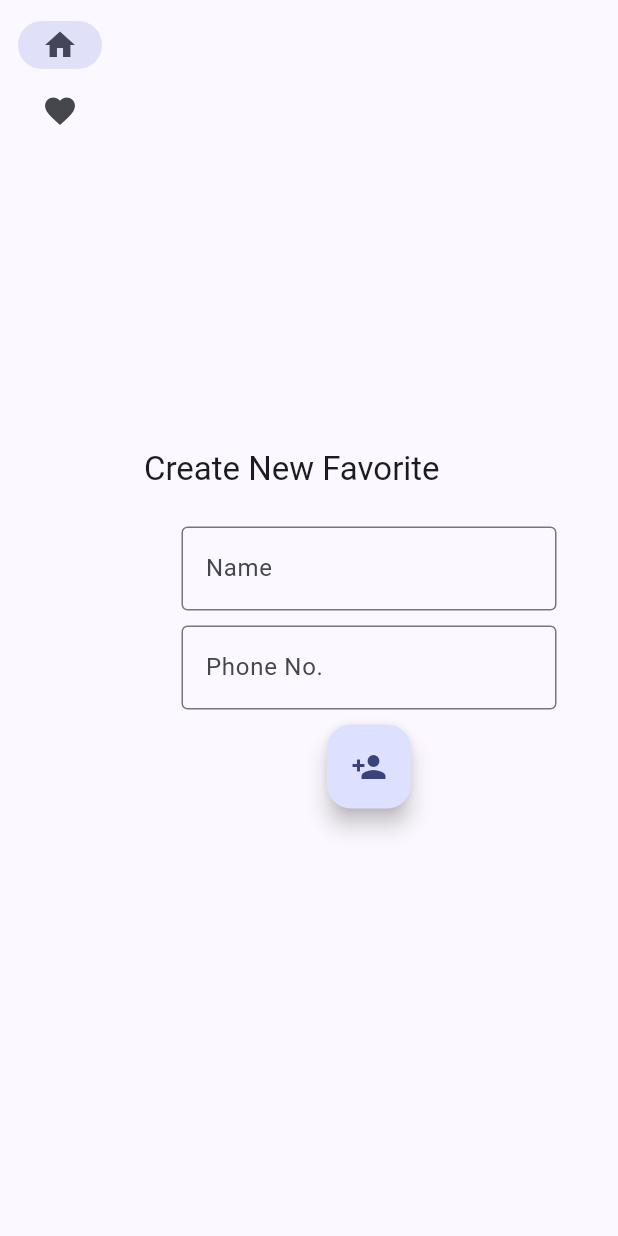
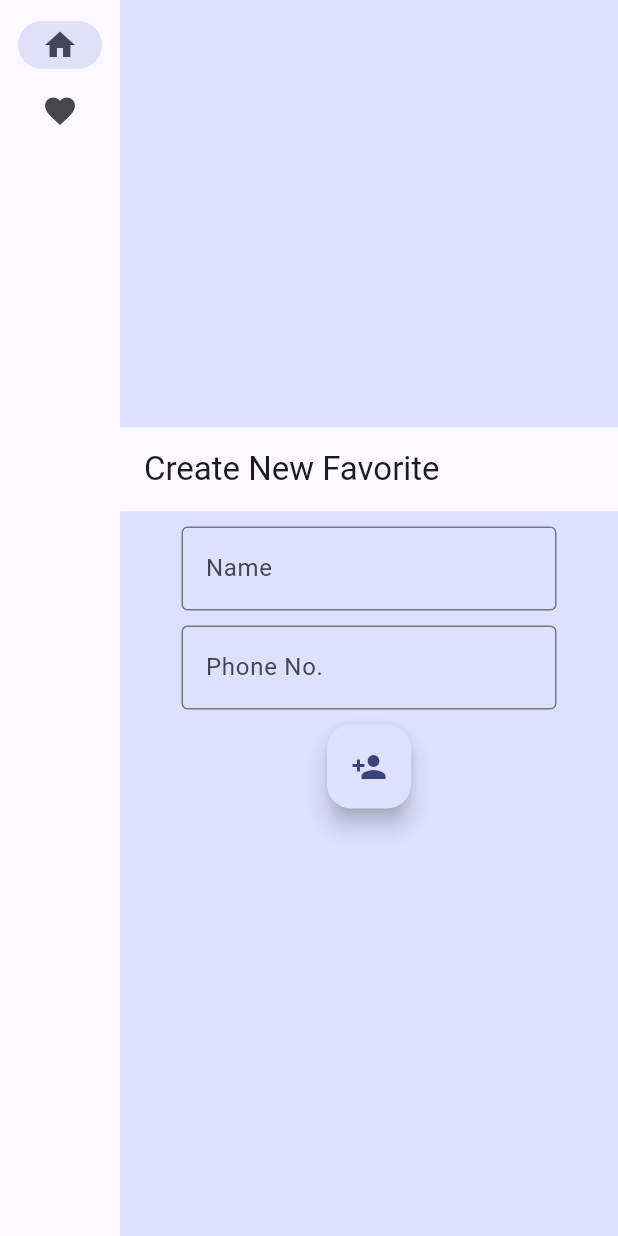
Before and after one commit to tinvaan/navidart, a Flutter app: the Create screen opened by its route, on a phone screen of 412 x 824 dp. Run offline on Flutter 3.47's test engine with Material 3 defaults, Android fonts, the phone set to English and light mode, and no system bars; our stand-ins replace go_router, shared_preferences; accounts and stored records are empty.

Commit message:
More in-line widgets

```diff
--- a/lib/pages/favorites.dart
+++ /dev/null
@@ -1,82 +0,0 @@
-
-import 'dart:async';
-
-import 'package:flutter/material.dart';
-import 'package:shared_preferences/shared_preferences.dart';
-
-import '../widgets/canvas.dart';
-import '../widgets/navbar.dart';
-import '../widgets/favorites/add.dart' show AddFavorites;
-import '../widgets/favorites/show.dart' show ShowFavorites;
-import '../widgets/favorites/empty.dart' show EmptyFavorites;
-
-
-/// Stateful widgets
-class Create extends StatefulWidget {
-  final String? name;
-  final String? phone;
-
-  // ctor
-  Create({super.key, this.name, this.phone});
-
-  @override
-  State<Create> createState() => _CreateState();
-}
-
-class Display extends StatefulWidget {
-  @override
-  State<Display> createState() => _DisplayState();
-}
-
-
-/// Stateful widget states
-class _CreateState extends State<Create> {
-  List<String> favorites = [];
-
-  @override
-  void initState() {
-    super.initState();
-    load();
-  }
-
-  @override
-  Widget build(BuildContext context) {
-    return LayoutBuilder(builder: (BuildContext ctx, BoxConstraints constraints) {
-      return Scaffold(body: Row(children: [SafeArea(child: Navbar(constraints: constraints,)),
-                                           Expanded(child: Canvas(page: AddFavorites(name: widget.name, phone: widget.phone)))]));
-    });
-  }
-
-  Future<void> load() async {
-    final SharedPreferences prefs = await SharedPreferences.getInstance();
-    setState(() {
-      favorites = prefs.getStringList('favorites') ?? [];
-    });
-  }
-}
-
-class _DisplayState extends State<Display> {
-  List<String> favorites = [];
-
-  @override
-  void initState() {
-    super.initState();
-    load();
-  }
-
-  @override
-  Widget build(BuildContext context) {
-    Widget page = favorites.isEmpty ? EmptyFavorites() : ShowFavorites();
-    return LayoutBuilder(builder: (BuildContext ctx, BoxConstraints constraints) {
-      return Scaffold(body: Row(children: [SafeArea(child: Navbar(constraints: constraints,)),
-                                           Expanded(child: Canvas(page: page))]));
-    });
-  }
-
-  Future<void> load() async {
-    final SharedPreferences prefs = await SharedPreferences.getInstance();
-    setState(() {
-      favorites = prefs.getStringList('favorites') ?? [];
-    });
-  }
-}
--- /dev/null
+++ b/lib/pages/favorites/create.dart
@@ -0,0 +1,56 @@
+
+import 'package:flutter/material.dart';
+
+import './store.dart';
+import '../../widgets/canvas.dart';
+import '../../widgets/navbar.dart';
+
+
+class Create extends StatefulWidget {
+  final String? name;
+  final String? phone;
+  final Store favorites = Store();
+
+  Create({super.key, this.name, this.phone});   // ctor
+
+  @override
+  State<Create> createState() => _CreateState();
+}
+
+class _CreateState extends State<Create> {
+  @override
+  Widget build(BuildContext context) {
+    final TextEditingController nameCtrl = TextEditingController();
+    final TextEditingController phoneCtrl = TextEditingController();
+
+    return LayoutBuilder(builder: (BuildContext ctx, BoxConstraints constraints) {
+      return Scaffold(body: Row(children: [
+        SafeArea(child: Navbar(constraints: constraints,)),
+        Expanded(child: Canvas(
+          page: Center(
+            child: Column(
+            mainAxisSize: MainAxisSize.min,
+            children: [
+              AppBar(title: Text("Create New Favorite")),
+              SizedBox(height: 10),
+              SizedBox(
+                width: 250,
+                child: TextField(controller: nameCtrl, decoration: InputDecoration(border: OutlineInputBorder(), label: Text("Name")),)
+              ),
+              SizedBox(height: 10),
+              SizedBox(
+                width: 250,
+                child: TextField(controller: phoneCtrl, decoration: InputDecoration(border: OutlineInputBorder(), label: Text("Phone No.")),)
+              ),
+              SizedBox(height: 10),
+              FloatingActionButton(
+                tooltip: 'Please enter name and phone number',
+                child: Icon(Icons.person_add),
+                onPressed: () => widget.favorites.append(nameCtrl.text, phoneCtrl.text),
+              )
+            ])
+          )))
+      ]));
+    });
+  }
+}
--- a/lib/pages/routes.dart
+++ b/lib/pages/routes.dart
@@ -2,7 +2,8 @@
 import 'package:go_router/go_router.dart';
 
 import '../pages/index.dart';
-import '../pages/favorites.dart' as favorites;
+import '../pages/favorites/create.dart';
+import '../pages/favorites/display.dart';
 
 
 final appRouter = GoRouter(
@@ -10,9 +11,9 @@ final appRouter = GoRouter(
   debugLogDiagnostics: true,
   routes: [
     GoRoute(path: '/', builder: (context, state) => Index()),
-    GoRoute(path: '/favorites', builder: (context, state) => favorites.Display()),
+    GoRoute(path: '/favorites', builder: (context, state) => Display()),
     GoRoute(path: '/favorites/add',
-            builder: (context, state) => favorites.Create(name: state.uri.queryParameters['name'],
-                                                          phone: state.uri.queryParameters['phone']))
+            builder: (context, state) => Create(name: state.uri.queryParameters['name'],
+                                                phone: state.uri.queryParameters['phone']))
   ]
 );
--- a/lib/widgets/favorites/add.dart
+++ /dev/null
@@ -1,80 +0,0 @@
-
-import 'package:flutter/material.dart';
-import 'package:shared_preferences/shared_preferences.dart';
-
-import '../../utils.dart';
-import '../../pages/favorites.dart' show Display;
-
-
-/// Add a new favorite
-class AddFavorites extends StatefulWidget {
-  final String? name;
-  final String? phone;
-
-  // ctor
-  AddFavorites({super.key, this.name, this.phone});
-
-  @override
-  State<AddFavorites> createState() => _AddFavoritesState();
-}
-
-class _AddFavoritesState extends State<AddFavorites> {
-  List<String> favorites = [];
-
-  @override
-  void initState() {
-    super.initState();
-    load();
-  }
-
-  @override
-  Widget build(BuildContext context) {
-    if (favorites.isNotEmpty) {
-      return container(Center(child: Display()), context);
-    }
-
-    print('Adding a new favorite(${widget.name}, ${widget.phone})');
-    final TextEditingController nameCtrl = TextEditingController();
-    final TextEditingController phoneCtrl = TextEditingController();
-    return Scaffold(
-      body: Center(child: Column(
-        mainAxisSize: MainAxisSize.min,
-        children: [
-          AppBar(title: Text("Create New Favorite")),
-          SizedBox(height: 10),
-          SizedBox(
-            width: 250,
-            child: TextField(controller: nameCtrl, decoration: InputDecoration(border: OutlineInputBorder(), label: Text("Name")),)
-          ),
-          SizedBox(height: 10),
-          SizedBox(
-            width: 250,
-            child: TextField(controller: phoneCtrl, decoration: InputDecoration(border: OutlineInputBorder(), label: Text("Phone No.")),)
-          ),
-          SizedBox(height: 10),
-          FloatingActionButton(
-            tooltip: 'Please enter name and phone number',
-            child: Icon(Icons.person_add),
-            onPressed: () => add(nameCtrl.text, phoneCtrl.text),
-          )
-        ])
-      )
-    );
-  }
-
-  Future<void> add(String name, String phone) async {
-    final SharedPreferences prefs = await SharedPreferences.getInstance();
-    setState(() {
-      favorites = prefs.getStringList('favorites') ?? [];
-      favorites.add('$name,$phone');
-      prefs.setStringList('favorites', favorites);
-    });
-  }
-
-  Future<void> load() async {
-    final SharedPreferences prefs = await SharedPreferences.getInstance();
-    setState(() {
-      favorites = prefs.getStringList('favorites') ?? [];
-    });
-  }
-}
```
Also changed, not shown: lib/pages/favorites/display.dart (added, +72 -0 lines), lib/pages/favorites/store.dart (added, +50 -0 lines), lib/widgets/favorites/empty.dart (deleted, +0 -29 lines), lib/widgets/favorites/show.dart (deleted, +0 -66 lines).
